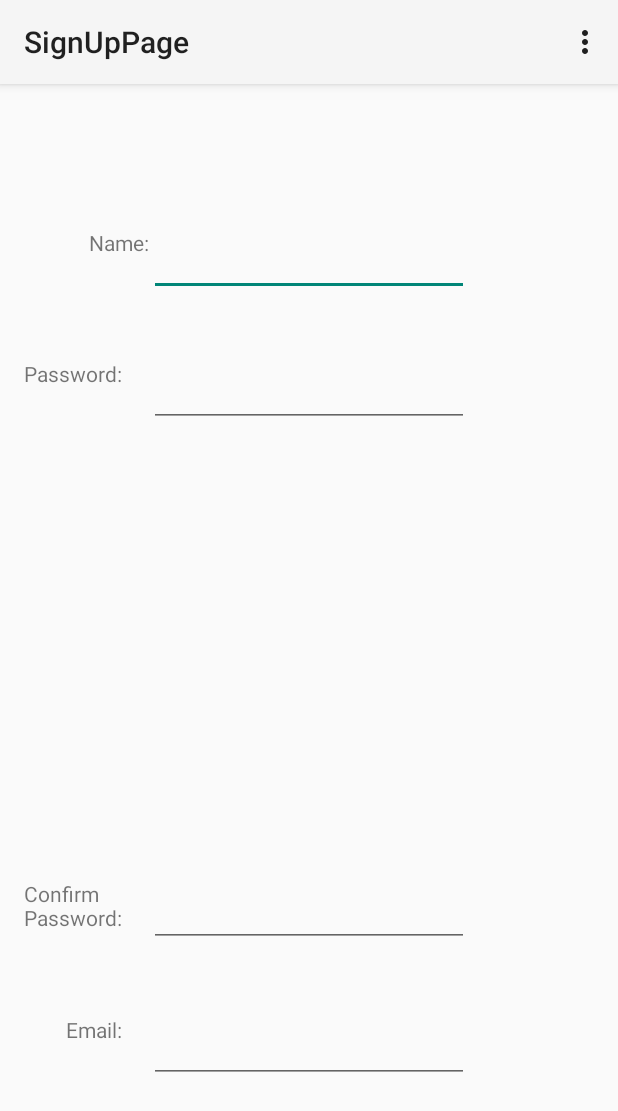
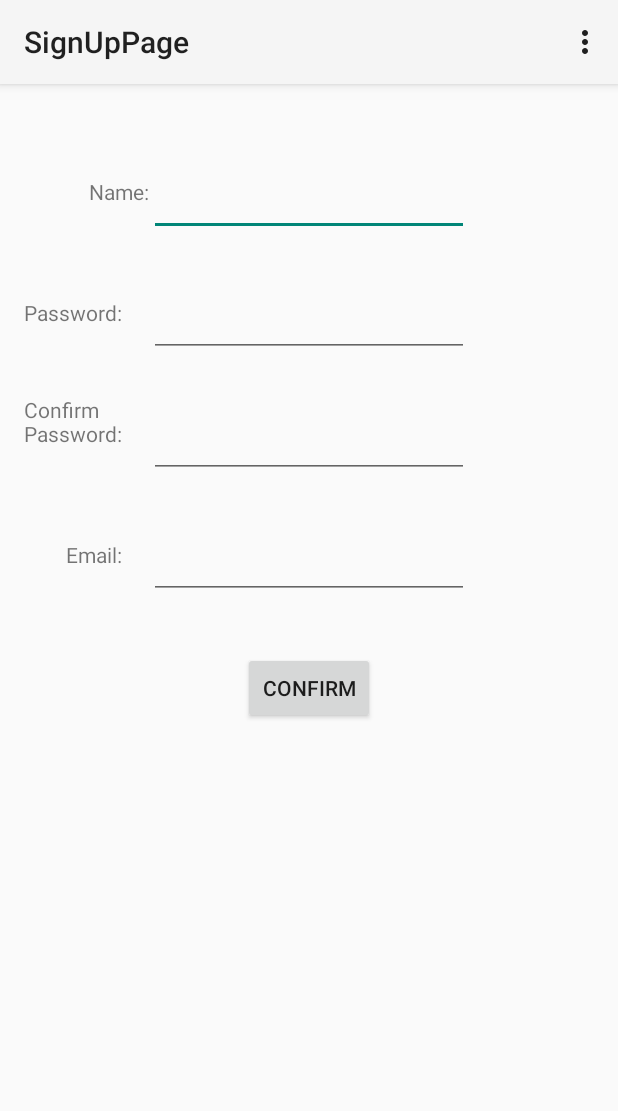
Before and after one commit to MathiasHaudgaard/AndroidProject, an Android app: the SignUpActivity screen opened directly, with no data from a screen before it, on a phone screen of 412 x 824 dp. Shown: the top 1111 px of the screen. Run offline under Robolectric (Android 15) with nearby library versions, the light colour scheme and no system bars.

Commit message:
Add signup confirm button

```diff
--- a/app/src/main/res/layout/layout_signup.xml
+++ b/app/src/main/res/layout/layout_signup.xml
@@ -18,7 +18,7 @@
         android:id="@+id/NameBox"
         android:layout_alignParentTop="true"
         android:layout_centerHorizontal="true"
-        android:layout_marginTop="80dp" />
+        android:layout_marginTop="40dp" />
 
     <EditText
         android:layout_width="wrap_content"
@@ -28,7 +28,7 @@
         android:id="@+id/PasswordBox"
         android:layout_below="@+id/NameBox"
         android:layout_centerHorizontal="true"
-        android:layout_marginTop="42dp" />
+        android:layout_marginTop="35dp" />
 
     <EditText
         android:layout_width="wrap_content"
@@ -36,8 +36,8 @@
         android:inputType="textPassword"
         android:ems="10"
         android:id="@+id/confirmPasswordBox"
-        android:layout_marginBottom="45dp"
-        android:layout_above="@+id/Adress"
+        android:layout_marginTop="35dp"
+        android:layout_below="@+id/PasswordBox"
         android:layout_alignStart="@+id/Adress" />
 
     <EditText
@@ -46,8 +46,8 @@
         android:inputType="textPostalAddress"
         android:ems="10"
         android:id="@+id/Adress"
-        android:layout_marginBottom="86dp"
-        android:layout_alignParentBottom="true"
+        android:layout_marginTop="35dp"
+        android:layout_below="@+id/confirmPasswordBox"
         android:layout_centerHorizontal="true" />
 
     <TextView
@@ -56,7 +56,8 @@
         android:textAppearance="?android:attr/textAppearanceSmall"
         android:text="Name:"
         android:id="@+id/NameView"
-        android:layout_alignTop="@+id/NameBox"
+        android:layout_marginBottom="20dp"
+        android:layout_alignBottom="@+id/NameBox"
         android:layout_toStartOf="@+id/NameBox" />
 
     <TextView
@@ -65,7 +66,8 @@
         android:textAppearance="?android:attr/textAppearanceSmall"
         android:text="Password:"
         android:id="@+id/passwordView"
-        android:layout_alignTop="@+id/PasswordBox"
+        android:layout_marginBottom="20dp"
+        android:layout_alignBottom="@+id/PasswordBox"
         />
 
     <TextView
@@ -74,7 +76,8 @@
         android:text="Confirm\nPassword:"
         android:id="@+id/ConfirmPasswordView"
         android:textAlignment="gravity"
-        android:layout_alignTop="@+id/confirmPasswordBox"
+        android:layout_marginBottom="20dp"
+        android:layout_alignBottom="@+id/confirmPasswordBox"
         android:layout_toStartOf="@+id/confirmPasswordBox" />
 
     <TextView
@@ -82,6 +85,17 @@
         android:layout_height="wrap_content"
         android:text="Email:"
         android:id="@+id/EmailAdressView"
-        android:layout_below="@+id/confirmPasswordBox"
+        android:layout_marginBottom="20dp"
+        android:layout_alignBottom="@+id/Adress"
         android:layout_alignEnd="@+id/passwordView" />
+
+    <Button
+        android:layout_width="wrap_content"
+        android:layout_height="wrap_content"
+        android:text="Confirm"
+        android:id="@+id/ConfirmBox"
+        android:layout_below="@+id/Adress"
+        android:layout_marginTop="35dp"
+        android:layout_centerHorizontal="true" />
+
 </RelativeLayout>
```
